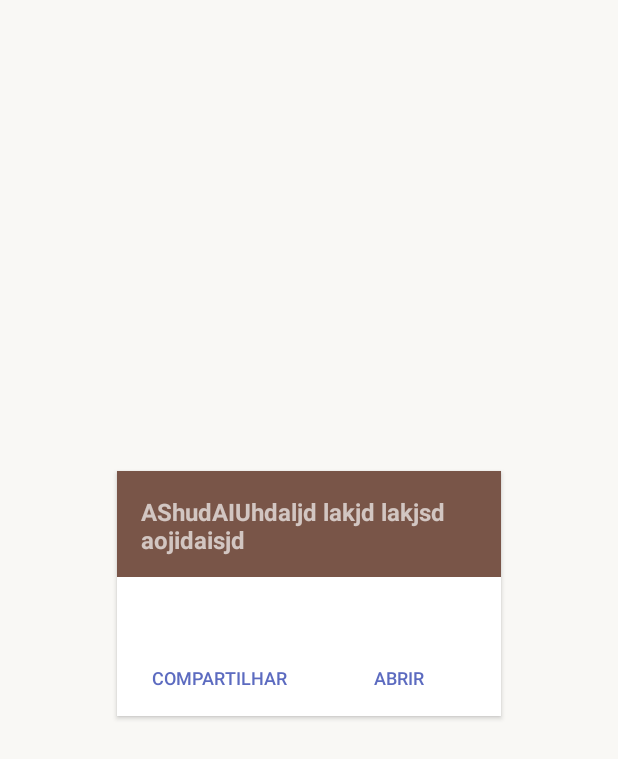
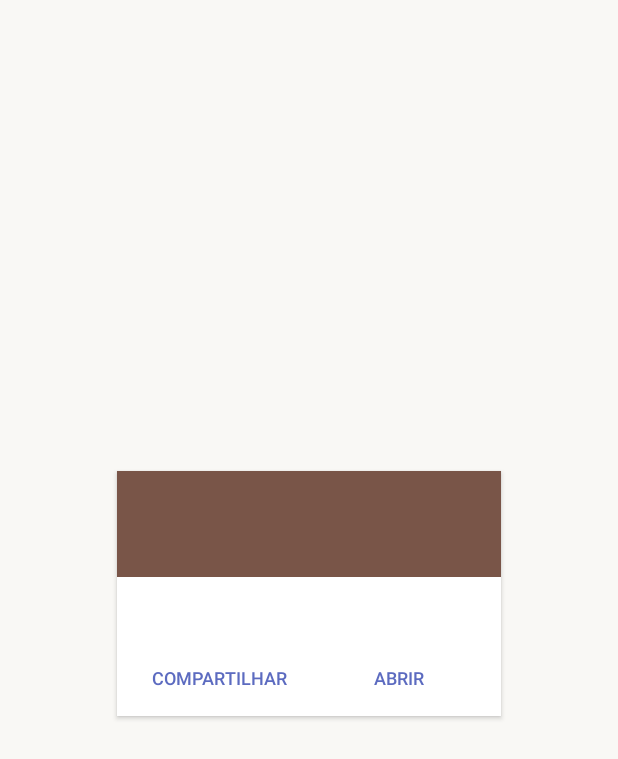
Before and after one commit to AllanHasegawa/PassosDoImpeachment-app, an Android app: the layout item_important_news.xml on its own in the app's theme, with its tools: preview values and no code run, on a phone screen of 412 x 824 dp. Shown: the top 759 px of the screen. Run offline under Robolectric (Android 15) with nearby library versions, the phone set to English and light mode, and no system bars.

Commit message:
made text less transparent and removed placeholder text

```diff
--- a/app/src/main/res/layout/item_important_news.xml
+++ b/app/src/main/res/layout/item_important_news.xml
@@ -28,8 +28,7 @@
                 style="@style/DetailLinkTitle"
                 android:layout_width="match_parent"
                 android:layout_height="wrap_content"
-                android:textColor="#AFFF"
-                android:text="AShudAIUhdaljd lakjd lakjsd aojidaisjd"
+                android:textColor="#DFFF"
                 />
 
             <TextView
@@ -37,8 +36,7 @@
                 style="@style/DetailLinkUrl"
                 android:layout_width="match_parent"
                 android:layout_height="wrap_content"
-                android:textColor="#9FFF"
-                android:text="oiasdjfo asd jfoasidf asdoifj sadfij"
+                android:textColor="#CFFF"
                 />
         </LinearLayout>
 
```
